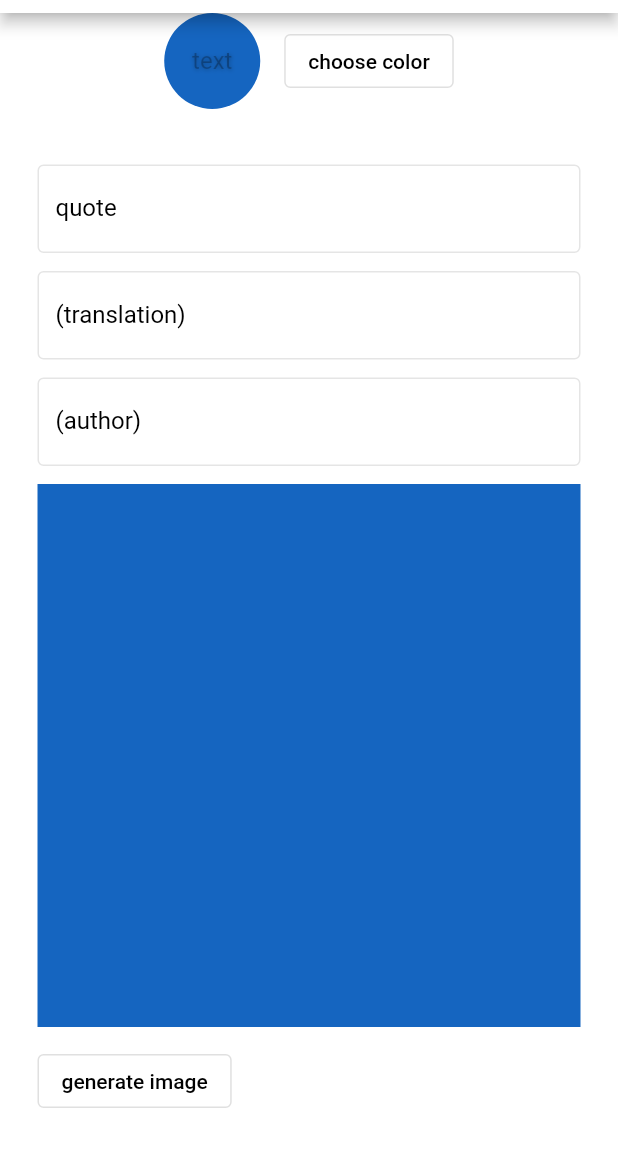
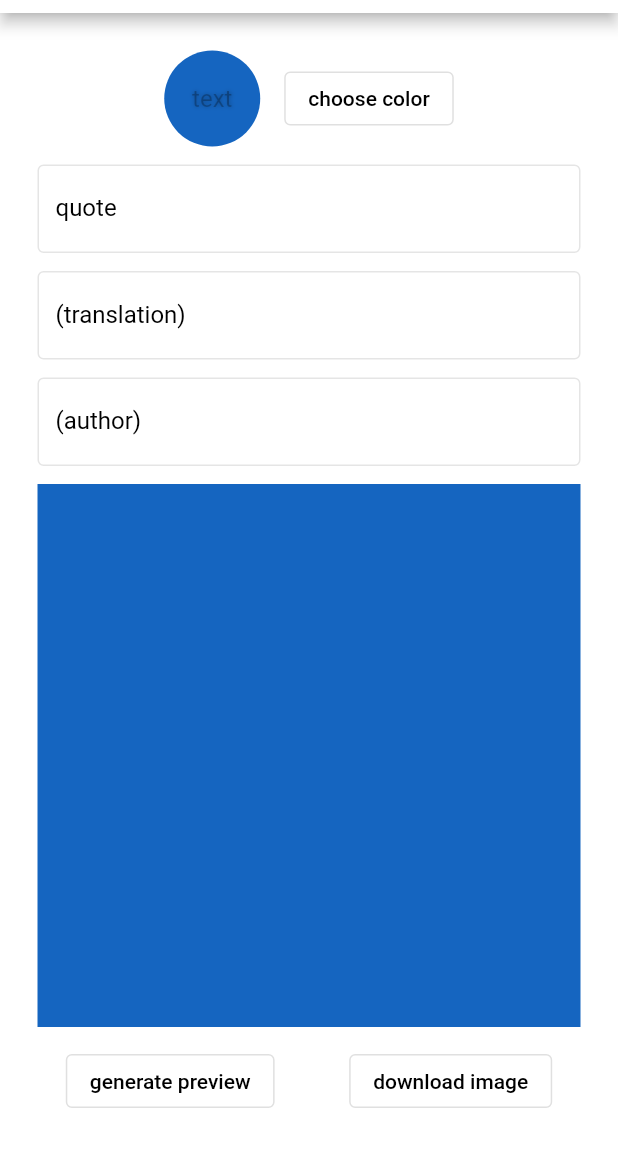
Before and after one commit to abduyild/QuoteImager, a Flutter app: the screen it shows after launch, on a phone screen of 412 x 824 dp, the part 71-1236 px from its top. Run offline on Flutter 3.47's test engine with Material 2 defaults, Android fonts, the light colour scheme and no system bars; our stand-ins replace getwidget, google_fonts, shared_preferences; missing offline and left inert: flutter_material_color_picker.

Commit message:
some design changes

```diff
--- a/lib/main.dart
+++ b/lib/main.dart
@@ -78,6 +78,8 @@ class _MyHomePageState extends State<MyHomePage> {
       ),
       body: ListView(children: <Widget>[
         Center(
+          child: Padding(
+            padding: const EdgeInsets.all(25),
             child: Column(
               mainAxisAlignment: MainAxisAlignment.center,
               children: <Widget>[
@@ -88,8 +90,9 @@ class _MyHomePageState extends State<MyHomePage> {
                       backgroundColor: _shadeColor,
                       radius: 32.0,
                       child: Text("text",
-                        style:
-                            TextStyle(color: _textShadeColor, shadows: <Shadow>[
+                          style: TextStyle(
+                              color: _textShadeColor,
+                              shadows: <Shadow>[
                                 Shadow(
                                   offset: Offset(0.3, 0.3),
                                   blurRadius: 3.0,
@@ -108,6 +111,7 @@ class _MyHomePageState extends State<MyHomePage> {
                 getForm(),
               ],
             ),
+          ),
         )
       ]), // auto-formatting nicer for build methods.
     );
@@ -122,8 +126,6 @@ class _MyHomePageState extends State<MyHomePage> {
     final node = FocusScope.of(context);
     return Form(
       key: _formKey,
-      child: Padding(
-        padding: const EdgeInsets.all(25),
       child: Column(
         crossAxisAlignment: CrossAxisAlignment.start,
         children: <Widget>[
@@ -162,7 +164,7 @@ class _MyHomePageState extends State<MyHomePage> {
               return null;
             },
           ),
-            const SizedBox(height: 12.0),
+          SizedBox(height: 12.0),
           TextFormField(
             keyboardType: TextInputType.multiline,
             maxLines: null,
@@ -186,6 +188,8 @@ class _MyHomePageState extends State<MyHomePage> {
             return getImage(constraints.maxWidth);
           }),
           const SizedBox(height: 12.0),
+          Row(mainAxisAlignment: MainAxisAlignment.spaceEvenly, children: <
+              Widget>[
             OutlinedButton(
               style: OutlinedButton.styleFrom(
                 primary: Colors.black,
@@ -196,14 +200,30 @@ class _MyHomePageState extends State<MyHomePage> {
                     ScaffoldMessenger.of(context).showSnackBar(SnackBar(
                         content:
                             Text('image is being generated, please wait.')));
-                    // downloadImage()
                   }
                 });
               },
-              child: const Text('generate image'),
+              child: const Text('generate preview'),
             ),
+            SizedBox(width: 12.0),
+            OutlinedButton(
+              style: OutlinedButton.styleFrom(
+                primary: Colors.black,
+              ),
+              onPressed: () {
+                setState(() {
+                  if (_formKey.currentState!.validate()) {
+                    ScaffoldMessenger.of(context).showSnackBar(SnackBar(
+                        content:
+                            Text('image is being downloaded, please wait.')));
+                    //downloadImage()
+                  }
+                });
+              },
+              child: const Text('download image'),
+            )
+          ]),
         ],
-        ),
       ),
     );
   }
@@ -212,13 +232,14 @@ class _MyHomePageState extends State<MyHomePage> {
     return Container(
         color: _shadeColor,
         height: maxWidth,
+        width: maxWidth,
         child: Padding(
             padding: const EdgeInsets.all(20.0),
-            child: Row(
+            child: Column(
               mainAxisAlignment: MainAxisAlignment.center,
               children: <Widget>[
                 Flexible(
-                    child: Text(quote + "\n",
+                    child: Text(quote,
                         style: GoogleFonts.cormorantGaramond(
                             color: _textShadeColor,
                             shadows: <Shadow>[
@@ -228,10 +249,11 @@ class _MyHomePageState extends State<MyHomePage> {
                                 color: _textShadeColor,
                               )
                             ]))),
-                SizedBox(height: 24.0),
+                const SizedBox(height: 24.0),
                 translation.isEmpty
                     ? Container()
-                    : Container(child: Flexible(
+                    : Container(
+                        child: Flexible(
                             child: Text(translation,
                                 overflow: TextOverflow.ellipsis,
                                 style: GoogleFonts.cormorantGaramond(
@@ -243,10 +265,11 @@ class _MyHomePageState extends State<MyHomePage> {
                                         color: _textShadeColor,
                                       )
                                     ])))),
-                SizedBox(height: 24.0),
+                const SizedBox(height: 24.0),
                 author.isEmpty
                     ? Container()
-                    : Container(child: Flexible(
+                    : Container(
+                        child: Flexible(
                             child: Text(author,
                                 overflow: TextOverflow.ellipsis,
                                 style: GoogleFonts.cormorantGaramond(
```
Lines whose indentation alone changed are shown as unchanged.
